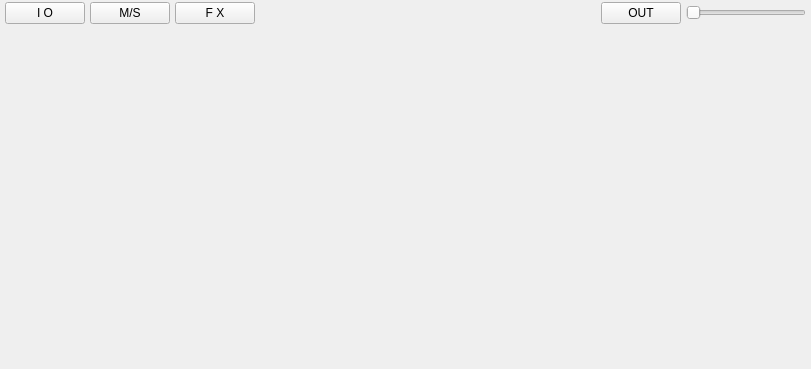
This is src/gui/mixerwidget.ui in tom-23/Horizon as Qt 5 draws it before an edit. The edited form follows.
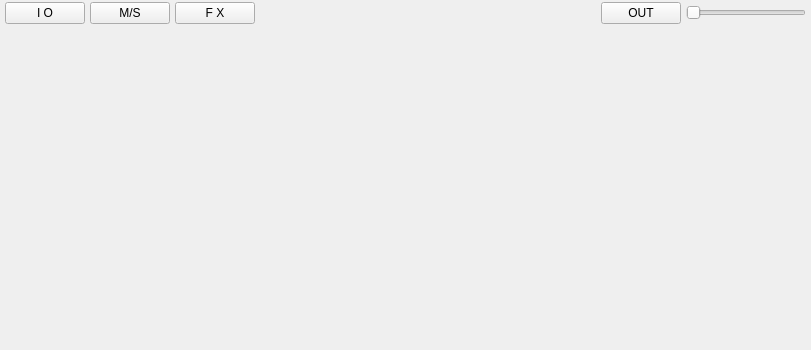
This is the edited form.

Patch:
```diff
--- a/src/gui/mixerwidget.ui
+++ b/src/gui/mixerwidget.ui
@@ -7,7 +7,7 @@
     <x>0</x>
     <y>0</y>
     <width>811</width>
-    <height>369</height>
+    <height>335</height>
    </rect>
   </property>
   <property name="sizePolicy">
@@ -43,6 +43,12 @@
        <verstretch>0</verstretch>
       </sizepolicy>
      </property>
+     <property name="minimumSize">
+      <size>
+       <width>0</width>
+       <height>350</height>
+      </size>
+     </property>
      <layout class="QVBoxLayout" name="verticalLayout_2">
       <property name="spacing">
        <number>0</number>
@@ -228,7 +234,7 @@
                <x>0</x>
                <y>0</y>
                <width>712</width>
-               <height>326</height>
+               <height>307</height>
               </rect>
              </property>
              <layout class="QHBoxLayout" name="horizontalLayout_3">
```
